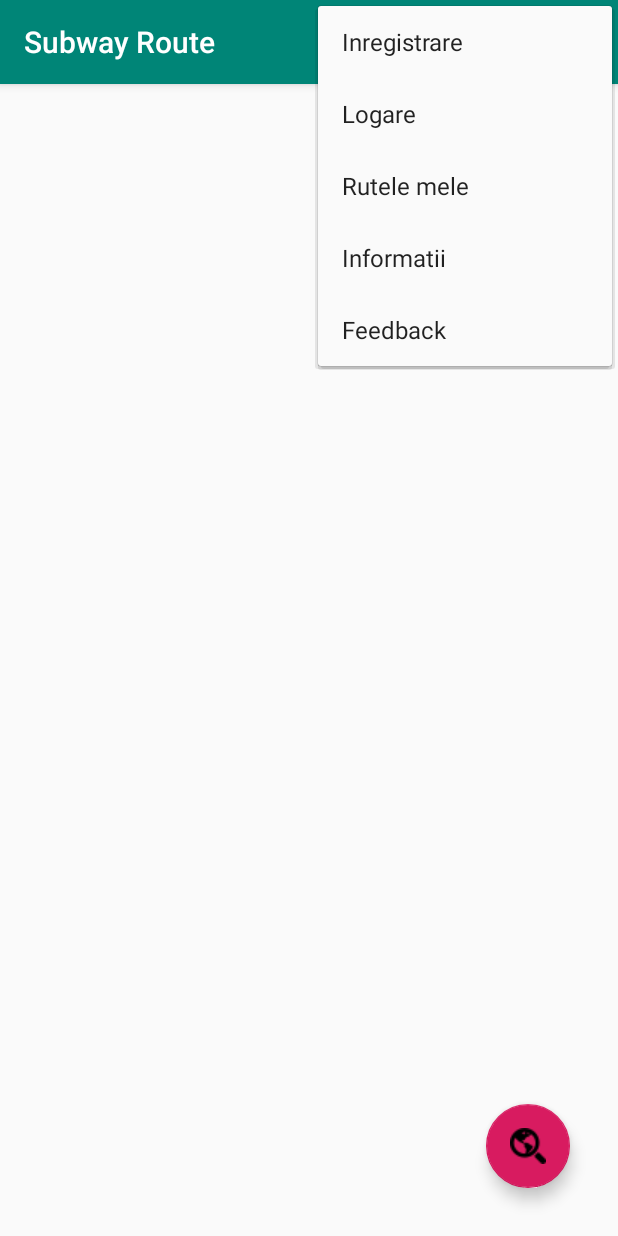
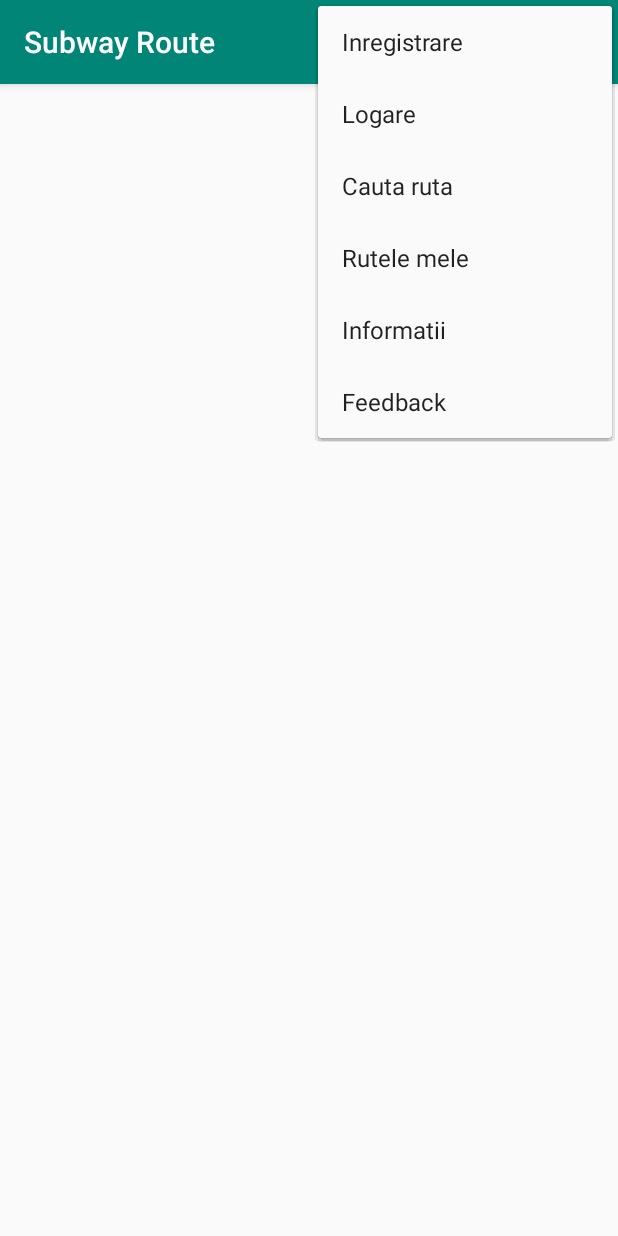
Before and after one commit to alexandradumitru22/Subway_Route, an Android app: the screen it shows after launch (MainActivity), with the options menu open, on a phone screen of 412 x 824 dp. Run offline under Robolectric (Android 15) with nearby library versions, the phone set to English and light mode, and no system bars.

Commit message:
Main +_Routes + SearchRoute
nu crapa, dar nici bine nu merge

```diff
--- a/app/src/main/java/eu/ase/ro/dam/subway_route/MainActivity.java
+++ b/app/src/main/java/eu/ase/ro/dam/subway_route/MainActivity.java
@@ -21,9 +21,7 @@ import eu.ase.ro.dam.subway_route.util_class.Route;
 import eu.ase.ro.dam.subway_route.util_interface.Const;
 
 public class MainActivity extends AppCompatActivity {
-    public static final int REQUEST_CODE_SEARCH_ROUTE = 14;
-    private List<Route> routes = new ArrayList<>();
-    FloatingActionButton fabSearchRoute;
+    public List<Route> routes = new ArrayList<>();
 
     @Override
     protected void onCreate(Bundle savedInstanceState) {
@@ -51,10 +49,14 @@ public class MainActivity extends AppCompatActivity {
                 intent = new Intent(getApplicationContext(), LoginActivity.class);
                 startActivity(intent);
                 break;
+            case R.id.item_search_route:
+                intent = new Intent(getApplicationContext(), SearchRouteActivity.class);
+                startActivityForResult(intent, Const.SEARCH_ROUTE_CODE);//pentru ca o sa pasez din main in lista
+                break;
             case R.id.item_routes:
-                intent = new Intent(getApplicationContext(), RoutesActivity.class);
-                intent.putParcelableArrayListExtra(Const.ROUTES_KEY, (ArrayList<Route>)routes);
-                startActivity(intent);
+                intent = new Intent(getApplicationContext(), RoutesActivity.class);//ma duce in routes
+                intent.putParcelableArrayListExtra(Const.ROUTES_KEY, (ArrayList<Route>)routes);//pe intent pun ruta facuta in search
+                startActivityForResult(intent,Const.ROUTES_CODE);
                 break;
             case R.id.item_info:
                 Toast.makeText(getApplicationContext(),getApplicationContext().getPackageName(),Toast.LENGTH_SHORT).show();
@@ -67,17 +69,19 @@ public class MainActivity extends AppCompatActivity {
         return true;
     }
 
+
     @Override
     protected void onActivityResult(int requestCode, int resultCode, @Nullable Intent data) {
         super.onActivityResult(requestCode, resultCode, data);
-        if(resultCode == RESULT_OK && data!=null){
+        if((resultCode == RESULT_OK && data!=null) && (requestCode == Const.SEARCH_ROUTE_CODE)) {//tratez pt adaugare in lista
             Route route = data.getParcelableExtra(Const.SEARCH_ROUTE_KEY);
-            if(requestCode == Const.SEARCH_ROUTE_CODE) {
-                if (route != null) {
-                    addRoute(route);
-                    Toast.makeText(getApplicationContext(), route.toString(), Toast.LENGTH_LONG).show();
-                }
+            if (route != null) {
+                addRoute(route);
+                Toast.makeText(getApplicationContext(), route.toString(), Toast.LENGTH_LONG).show();
             }
+        }
+        if((resultCode == RESULT_OK && data!=null) && (requestCode == Const.ROUTES_CODE)){
+
         }
     }
 
@@ -87,13 +91,5 @@ public class MainActivity extends AppCompatActivity {
 
     private void initView() {
         routes = new ArrayList<>();
-        fabSearchRoute = findViewById(R.id.main_fab_search_route);
-        fabSearchRoute.setOnClickListener(new View.OnClickListener() {
-            @Override
-            public void onClick(View v) {
-                Intent intent = new Intent(getApplicationContext(), SearchRouteActivity.class);
-                startActivityForResult(intent, REQUEST_CODE_SEARCH_ROUTE);
-            }
-        });
     }
 }
--- a/app/src/main/java/eu/ase/ro/dam/subway_route/util_interface/Const.java
+++ b/app/src/main/java/eu/ase/ro/dam/subway_route/util_interface/Const.java
@@ -1,7 +1,9 @@
 package eu.ase.ro.dam.subway_route.util_interface;
 
 public interface Const {
-    int SEARCH_ROUTE_CODE = 1;
+    int SEARCH_ROUTE_CODE = 100;
+    int ROUTES_CODE = 200;
     String SEARCH_ROUTE_KEY = "searchRoute";
     String ROUTES_KEY = "myroutes";
+    String POSITION_KEY = "poz";
 }
--- a/app/src/main/res/layout/activity_main.xml
+++ b/app/src/main/res/layout/activity_main.xml
@@ -6,24 +6,4 @@
     android:layout_height="match_parent"
     tools:context=".MainActivity">
 
-    <com.google.android.material.floatingactionbutton.FloatingActionButton
-        android:id="@+id/main_fab_search_route"
-        android:layout_width="wrap_content"
-        android:layout_height="wrap_content"
-        android:layout_marginStart="32dp"
-        android:layout_marginLeft="32dp"
-        android:layout_marginTop="32dp"
-        android:layout_marginEnd="32dp"
-        android:layout_marginRight="32dp"
-        android:layout_marginBottom="32dp"
-        android:clickable="true"
-        android:background="#697bf0"
-        app:layout_constraintBottom_toBottomOf="parent"
-        app:layout_constraintEnd_toEndOf="parent"
-        app:layout_constraintHorizontal_bias="1.0"
-        app:layout_constraintStart_toStartOf="parent"
-        app:layout_constraintTop_toTopOf="parent"
-        app:layout_constraintVertical_bias="1.0"
-        app:srcCompat="@drawable/ic_nav_search_route" />
-
 </androidx.constraintlayout.widget.ConstraintLayout>
--- a/app/src/main/res/menu/main_menu.xml
+++ b/app/src/main/res/menu/main_menu.xml
@@ -10,6 +10,10 @@
         android:id="@+id/item_login"
         android:icon="@drawable/ic_nav_login"
         android:title="Logare" />
+    <item
+        android:id="@+id/item_search_route"
+        android:icon="@drawable/ic_nav_search_route"
+        android:title="Cauta ruta" />
     <item
         android:id="@+id/item_routes"
         android:icon="@drawable/ic_nav_routes"
```
Also changed, not shown: app/src/main/java/eu/ase/ro/dam/subway_route/RoutesActivity.java (+29 -19 lines), app/src/main/java/eu/ase/ro/dam/subway_route/SearchRouteActivity.java (+8 -0 lines), app/src/main/java/eu/ase/ro/dam/subway_route/util_class/RouteAdapter.java (added, +31 -0 lines).
